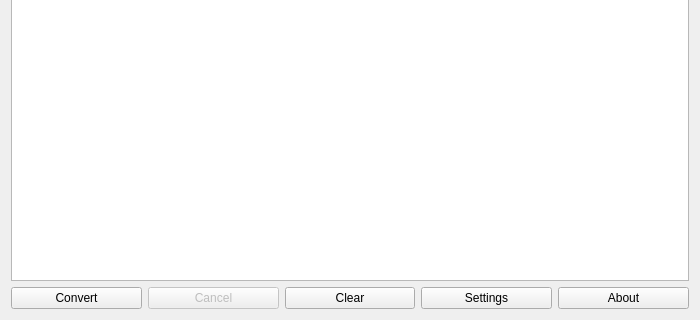
First picture: the form in src/mainwindow.ui, repository Bleuzen/FFaudioConverter, before the edit; both pictures show x 0 to 700 and y 180 to 500 of the 700 by 500 pixel window.
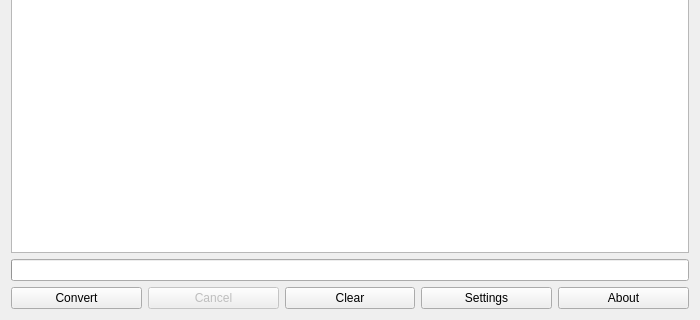
Second picture: the form after the edit.

What changed in the file:
```diff
--- a/src/mainwindow.ui
+++ b/src/mainwindow.ui
@@ -35,6 +35,9 @@
       </property>
      </widget>
     </item>
+    <item>
+     <widget class="QProgressBar" name="progressBar"/>
+    </item>
     <item>
      <layout class="QHBoxLayout" name="horizontalLayout">
       <item>
```
